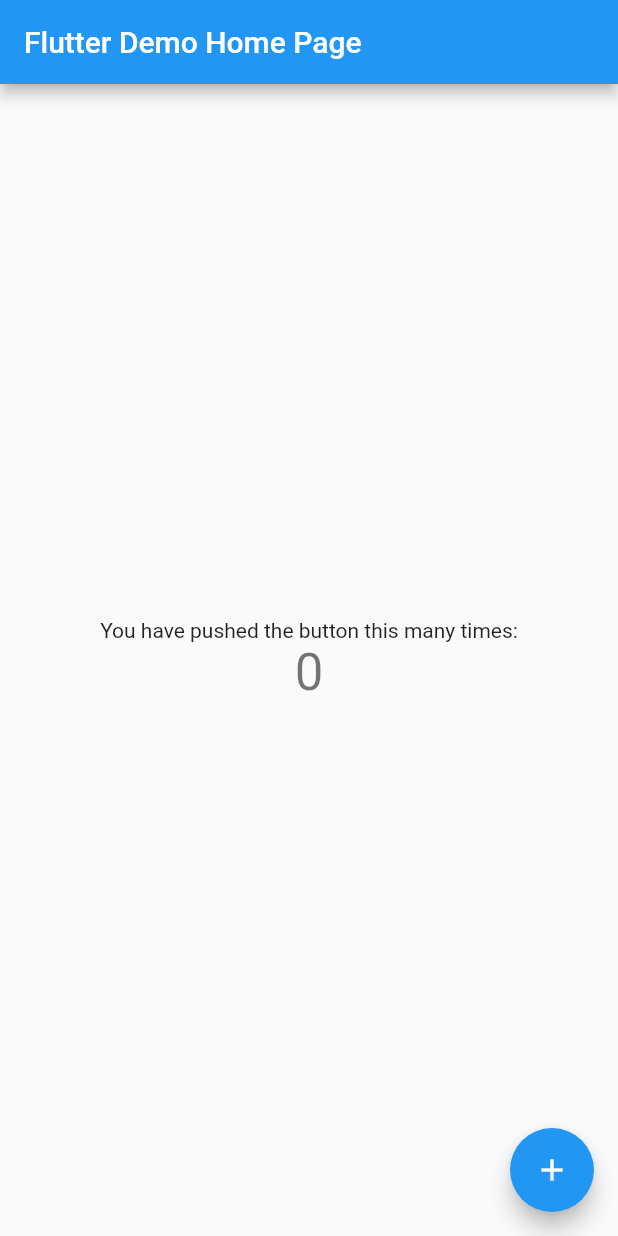
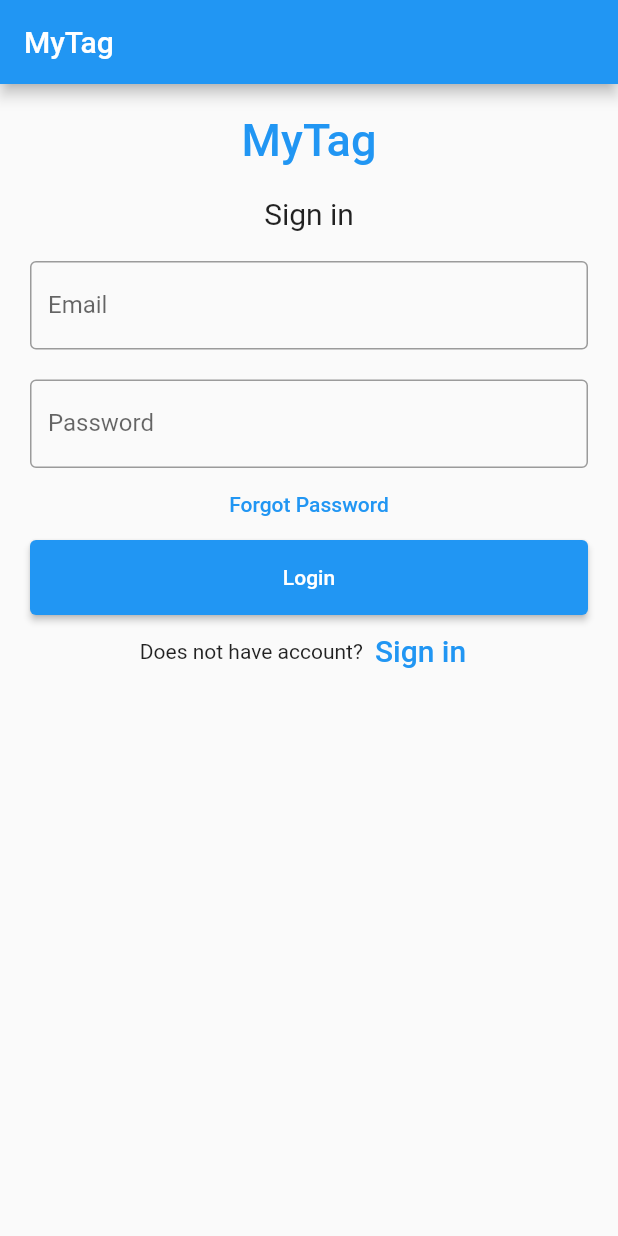
Before and after one commit to arshya-garg/MyTag, a Flutter app: the screen it shows after launch, on a phone screen of 412 x 824 dp. Run offline on Flutter 3.47's test engine with Material 2 defaults, Android fonts, the phone set to English and light mode, and no system bars.

Commit message:
Update main.dart

```diff
--- a/mytag/lib/main.dart
+++ b/mytag/lib/main.dart
@@ -1,115 +1,116 @@
 import 'package:flutter/material.dart';
+// import 'package:project/homepage.dart';
+//login page
 
-void main() {
-  runApp(const MyApp());
-}
+
+void main() => runApp(const MyApp());
 
 class MyApp extends StatelessWidget {
-  const MyApp({super.key});
+  const MyApp({Key? key}) : super(key: key);
 
-  // This widget is the root of your application.
+  static const String _title = 'MyTag';
+
   @override
   Widget build(BuildContext context) {
     return MaterialApp(
-      title: 'Flutter Demo',
-      theme: ThemeData(
-        // This is the theme of your application.
-        //
-        // Try running your application with "flutter run". You'll see the
-        // application has a blue toolbar. Then, without quitting the app, try
-        // changing the primarySwatch below to Colors.green and then invoke
-        // "hot reload" (press "r" in the console where you ran "flutter run",
-        // or simply save your changes to "hot reload" in a Flutter IDE).
-        // Notice that the counter didn't reset back to zero; the application
-        // is not restarted.
-        primarySwatch: Colors.blue,
+      title: _title,
+      home: Scaffold(
+        appBar: AppBar(title: const Text(_title)),
+        body: const MyStatefulWidget(),
       ),
-      home: const MyHomePage(title: 'Flutter Demo Home Page'),
     );
   }
 }
 
-class MyHomePage extends StatefulWidget {
-  const MyHomePage({super.key, required this.title});
-
-  // This widget is the home page of your application. It is stateful, meaning
-  // that it has a State object (defined below) that contains fields that affect
-  // how it looks.
-
-  // This class is the configuration for the state. It holds the values (in this
-  // case the title) provided by the parent (in this case the App widget) and
-  // used by the build method of the State. Fields in a Widget subclass are
-  // always marked "final".
-
-  final String title;
+class MyStatefulWidget extends StatefulWidget {
+  const MyStatefulWidget({Key? key}) : super(key: key);
 
   @override
-  State<MyHomePage> createState() => _MyHomePageState();
+  State<MyStatefulWidget> createState() => _MyStatefulWidgetState();
 }
 
-class _MyHomePageState extends State<MyHomePage> {
-  int _counter = 0;
-
-  void _incrementCounter() {
-    setState(() {
-      // This call to setState tells the Flutter framework that something has
-      // changed in this State, which causes it to rerun the build method below
-      // so that the display can reflect the updated values. If we changed
-      // _counter without calling setState(), then the build method would not be
-      // called again, and so nothing would appear to happen.
-      _counter++;
-    });
-  }
+class _MyStatefulWidgetState extends State<MyStatefulWidget> {
+  TextEditingController nameController = TextEditingController();
+  TextEditingController passwordController = TextEditingController();
 
   @override
   Widget build(BuildContext context) {
-    // This method is rerun every time setState is called, for instance as done
-    // by the _incrementCounter method above.
-    //
-    // The Flutter framework has been optimized to make rerunning build methods
-    // fast, so that you can just rebuild anything that needs updating rather
-    // than having to individually change instances of widgets.
-    return Scaffold(
-      appBar: AppBar(
-        // Here we take the value from the MyHomePage object that was created by
-        // the App.build method, and use it to set our appbar title.
-        title: Text(widget.title),
-      ),
-      body: Center(
-        // Center is a layout widget. It takes a single child and positions it
-        // in the middle of the parent.
-        child: Column(
-          // Column is also a layout widget. It takes a list of children and
-          // arranges them vertically. By default, it sizes itself to fit its
-          // children horizontally, and tries to be as tall as its parent.
-          //
-          // Invoke "debug painting" (press "p" in the console, choose the
-          // "Toggle Debug Paint" action from the Flutter Inspector in Android
-          // Studio, or the "Toggle Debug Paint" command in Visual Studio Code)
-          // to see the wireframe for each widget.
-          //
-          // Column has various properties to control how it sizes itself and
-          // how it positions its children. Here we use mainAxisAlignment to
-          // center the children vertically; the main axis here is the vertical
-          // axis because Columns are vertical (the cross axis would be
-          // horizontal).
-          mainAxisAlignment: MainAxisAlignment.center,
+    return Padding(
+        padding: const EdgeInsets.all(10),
+        child: ListView(
           children: <Widget>[
-            const Text(
-              'You have pushed the button this many times:',
+            Container(
+                alignment: Alignment.center,
+                padding: const EdgeInsets.all(10),
+                child: const Text(
+                  'MyTag',
+                  style: TextStyle(
+                      color: Colors.blue,
+                      fontWeight: FontWeight.w500,
+                      fontSize: 30),
+                )),
+            Container(
+                alignment: Alignment.center,
+                padding: const EdgeInsets.all(10),
+                child: const Text(
+                  'Sign in',
+                  style: TextStyle(fontSize: 20),
+                )),
+            Container(
+              padding: const EdgeInsets.all(10),
+              child: TextField(
+                controller: nameController,
+                decoration: const InputDecoration(
+                  border: OutlineInputBorder(),
+                  labelText: 'Email',
+                ),
+              ),
             ),
-            Text(
-              '$_counter',
-              style: Theme.of(context).textTheme.headline4,
+            Container(
+              padding: const EdgeInsets.fromLTRB(10, 10, 10, 0),
+              child: TextField(
+                obscureText: true,
+                controller: passwordController,
+                decoration: const InputDecoration(
+                  border: OutlineInputBorder(),
+                  labelText: 'Password',
+                ),
+              ),
+            ),
+            TextButton(
+              onPressed: () {
+                //forgot password screen
+              },
+              child: const Text(
+                'Forgot Password',
+              ),
+            ),
+            Container(
+                height: 50,
+                padding: const EdgeInsets.fromLTRB(10, 0, 10, 0),
+                child: ElevatedButton(
+                  child: const Text('Login'),
+                  onPressed: () {
+                    Navigator.push(
+                        context, MaterialPageRoute(builder: (_) => HomePage()));
+                  },
+                )),
+            Row(
+              children: <Widget>[
+                const Text('Does not have account?'),
+                TextButton(
+                  child: const Text(
+                    'Sign in',
+                    style: TextStyle(fontSize: 20),
+                  ),
+                  onPressed: () {
+                    //signup screen
+                  },
+                )
+              ],
+              mainAxisAlignment: MainAxisAlignment.center,
             ),
           ],
-        ),
-      ),
-      floatingActionButton: FloatingActionButton(
-        onPressed: _incrementCounter,
-        tooltip: 'Increment',
-        child: const Icon(Icons.add),
-      ), // This trailing comma makes auto-formatting nicer for build methods.
-    );
+        ));
   }
 }
```
